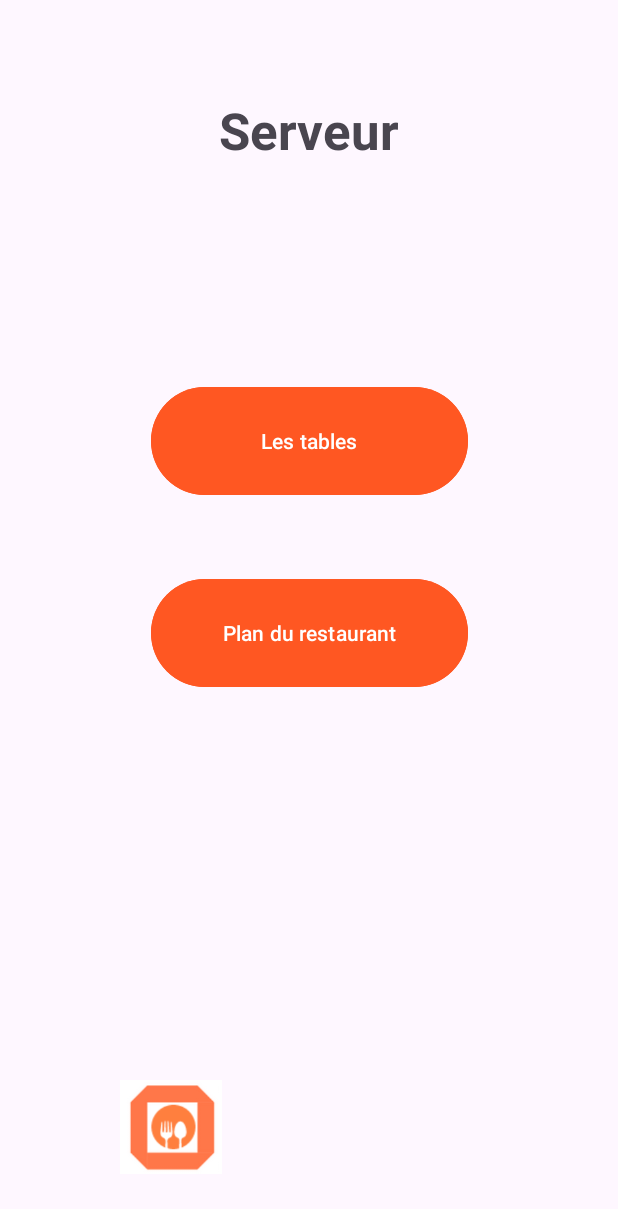
After one commit to Thibauttd/OrderUp, an Android app: the WaiterActivity screen opened directly, with no data from a screen before it, on a phone screen of 412 x 824 dp. The commit adds this screen. Shown: the top 1209 px of the screen. Run offline under Robolectric (Android 15) with nearby library versions, the phone set to English and light mode, and no system bars.

```diff
--- a/app/build.gradle.kts
+++ b/app/build.gradle.kts
@@ -1,6 +1,7 @@
 plugins {
     id("com.android.application")
     id("org.jetbrains.kotlin.android")
+    id("com.google.gms.google-services")
 }
 
 android {
@@ -47,6 +48,8 @@ dependencies {
     implementation("androidx.navigation:navigation-fragment-ktx:2.7.7")
     implementation("androidx.navigation:navigation-ui-ktx:2.7.7")
     implementation("androidx.gridlayout:gridlayout:1.0.0")
+    implementation("androidx.activity:activity:1.8.0")
+    implementation("com.google.firebase:firebase-database:20.3.1")
     testImplementation("junit:junit:4.13.2")
     androidTestImplementation("androidx.test.ext:junit:1.1.5")
     androidTestImplementation("androidx.test.espresso:espresso-core:3.5.1")
--- /dev/null
+++ b/app/src/main/java/com/example/orderup/WaiterActivity.kt
@@ -0,0 +1,20 @@
+package com.example.orderup
+
+import android.os.Bundle
+import androidx.activity.enableEdgeToEdge
+import androidx.appcompat.app.AppCompatActivity
+import androidx.core.view.ViewCompat
+import androidx.core.view.WindowInsetsCompat
+
+class WaiterActivity : AppCompatActivity() {
+    override fun onCreate(savedInstanceState: Bundle?) {
+        super.onCreate(savedInstanceState)
+        enableEdgeToEdge()
+        setContentView(R.layout.activity_waiter)
+        ViewCompat.setOnApplyWindowInsetsListener(findViewById(R.id.main)) { v, insets ->
+            val systemBars = insets.getInsets(WindowInsetsCompat.Type.systemBars())
+            v.setPadding(systemBars.left, systemBars.top, systemBars.right, systemBars.bottom)
+            insets
+        }
+    }
+}
--- /dev/null
+++ b/app/src/main/res/layout/activity_waiter.xml
@@ -0,0 +1,60 @@
+<?xml version="1.0" encoding="utf-8"?>
+<androidx.constraintlayout.widget.ConstraintLayout xmlns:android="http://schemas.android.com/apk/res/android"
+    xmlns:app="http://schemas.android.com/apk/res-auto"
+    xmlns:tools="http://schemas.android.com/tools"
+    android:id="@+id/main"
+    android:layout_width="match_parent"
+    android:layout_height="match_parent"
+    tools:context=".WaiterActivity">
+
+    <Button
+        android:id="@+id/button2"
+        style="@style/Widget.Material3.Button"
+        android:layout_width="211dp"
+        android:layout_height="80dp"
+        android:layout_marginTop="144dp"
+        android:backgroundTint="#FF5722"
+        android:backgroundTintMode="add"
+        android:text="@string/tables_button_label"
+        android:textColor="#FFFFFF"
+        app:layout_constraintEnd_toEndOf="parent"
+        app:layout_constraintStart_toStartOf="parent"
+        app:layout_constraintTop_toBottomOf="@+id/textView" />
+
+    <Button
+        android:id="@+id/button3"
+        style="@style/Widget.Material3.Button"
+        android:layout_width="211dp"
+        android:layout_height="80dp"
+        android:layout_marginTop="48dp"
+        android:backgroundTint="#FF5722"
+        android:text="@string/restaurant_plan_button_label"
+        android:textColor="#FFFFFF"
+        app:layout_constraintEnd_toEndOf="parent"
+        app:layout_constraintStart_toStartOf="parent"
+        app:layout_constraintTop_toBottomOf="@+id/button2" />
+
+    <TextView
+        android:id="@+id/textView"
+        android:layout_width="209dp"
+        android:layout_height="46dp"
+        android:layout_marginTop="64dp"
+        android:text="Serveur"
+        android:textDirection="firstStrongRtl"
+        android:textSize="34sp"
+        android:textStyle="bold"
+        android:gravity="center"
+        app:layout_constraintEnd_toEndOf="parent"
+        app:layout_constraintStart_toStartOf="parent"
+        app:layout_constraintTop_toTopOf="parent" />
+
+    <ImageView
+        android:id="@+id/imageView2"
+        android:layout_width="68dp"
+        android:layout_height="65dp"
+        android:layout_marginStart="80dp"
+        android:layout_marginBottom="40dp"
+        app:layout_constraintBottom_toBottomOf="parent"
+        app:layout_constraintStart_toStartOf="parent"
+        app:srcCompat="@drawable/logo" />
+</androidx.constraintlayout.widget.ConstraintLayout>
--- a/app/src/main/res/layout/fragment_second.xml
+++ b/app/src/main/res/layout/fragment_second.xml
@@ -29,6 +29,7 @@
             android:text="@string/lorem_ipsum"
             app:layout_constraintBottom_toBottomOf="parent"
             app:layout_constraintEnd_toEndOf="parent"
+            app:layout_constraintHorizontal_bias="0.0"
             app:layout_constraintStart_toStartOf="parent"
             app:layout_constraintTop_toBottomOf="@id/button_second" />
     </androidx.constraintlayout.widget.ConstraintLayout>
--- a/app/src/main/res/values/strings.xml
+++ b/app/src/main/res/values/strings.xml
@@ -43,4 +43,7 @@
         libero vel nunc consequat, quis tincidunt nisl eleifend. Cras bibendum enim a justo luctus
         vestibulum. Fusce dictum libero quis erat maximus, vitae volutpat diam dignissim.
     </string>
+    <string name="tables_button_label">Les tables</string>
+    <string name="restaurant_plan_button_label">Plan du restaurant</string>
+    <string name="add_table_button">ajouter table</string>
 </resources>
--- a/build.gradle.kts
+++ b/build.gradle.kts
@@ -1,3 +1,8 @@
+buildscript {
+    dependencies {
+        classpath("com.google.gms:google-services:4.4.1")
+    }
+}
 // Top-level build file where you can add configuration options common to all sub-projects/modules.
 plugins {
     id("com.android.application") version "8.2.1" apply false
```
Also changed, not shown: app/src/main/AndroidManifest.xml (+24 -4 lines), app/src/main/java/com/example/orderup/TableAdaptater.kt (added, +54 -0 lines), app/src/main/java/com/example/orderup/TableModel.kt (added, +7 -0 lines), app/src/main/java/com/example/orderup/TableRepository.kt (added, +36 -0 lines), app/src/main/java/com/example/orderup/TablesActivity.kt (added, +59 -0 lines), app/src/main/res/drawable/table_background.xml (added, +15 -0 lines), app/src/main/res/layout/activity_tables.xml (added, +36 -0 lines), app/src/main/res/layout/item_table.xml (added, +31 -0 lines).
